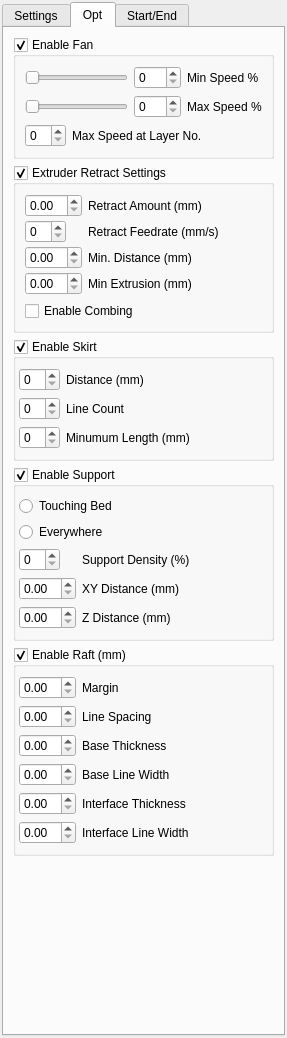
Above: Slicer.ui from cblt2l/FreeCAD-CuraEngine-Plugin before the change. Below: the same form after it.
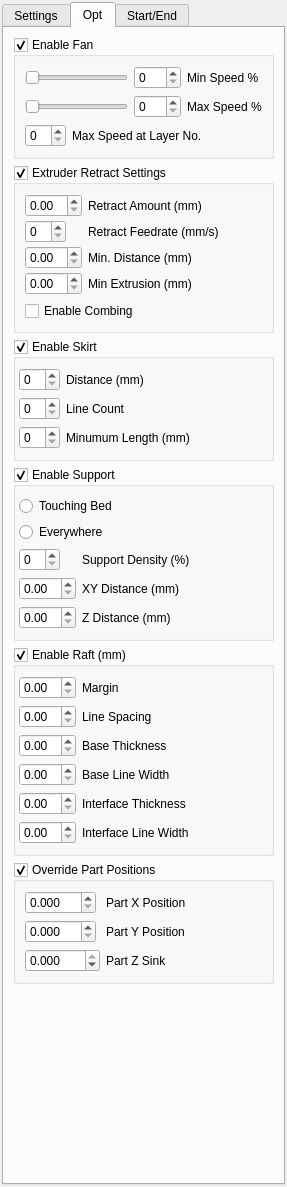
That is the form after the change. The open tabs and pages were chosen to show the change.

Commit message: Slicerpanel now uses the placement of the part(s) for the X,Y&Z gcode positions. The X, Y, & Z Spin boxes on the form are now overrides for the part position. If you enable them, the actual positions will be ignored and the specified values will be used instead.

The edit to the form file:
```diff
--- a/Slicer.ui
+++ b/Slicer.ui
@@ -7,7 +7,7 @@
     <x>0</x>
     <y>0</y>
     <width>287</width>
-    <height>1038</height>
+    <height>1187</height>
    </rect>
   </property>
   <property name="windowTitle">
@@ -909,6 +909,79 @@
          </layout>
         </widget>
        </item>
+       <item>
+        <widget class="QGroupBox" name="Group_5_OPP">
+         <property name="title">
+          <string>Override Part Positions</string>
+         </property>
+         <property name="checkable">
+          <bool>true</bool>
+         </property>
+         <property name="checked">
+          <bool>true</bool>
+         </property>
+         <layout class="QVBoxLayout" name="verticalLayout_18">
+          <item>
+           <layout class="QFormLayout" name="Form_5_OPP">
+            <item row="0" column="0">
+             <widget class="QDoubleSpinBox" name="input_1_POSX">
+              <property name="decimals">
+               <number>3</number>
+              </property>
+              <property name="maximum">
+               <double>999.000000000000000</double>
+              </property>
+             </widget>
+            </item>
+            <item row="0" column="1">
+             <widget class="QLabel" name="label_1_POSX">
+              <property name="text">
+               <string>Part X Position</string>
+              </property>
+             </widget>
+            </item>
+            <item row="1" column="0">
+             <widget class="QDoubleSpinBox" name="input_2_POSY">
+              <property name="decimals">
+               <number>3</number>
+              </property>
+              <property name="maximum">
+               <double>999.000000000000000</double>
+              </property>
+             </widget>
+            </item>
+            <item row="1" column="1">
+             <widget class="QLabel" name="label_2_POSY">
+              <property name="text">
+               <string>Part Y Position</string>
+              </property>
+             </widget>
+            </item>
+            <item row="2" column="0">
+             <widget class="QDoubleSpinBox" name="input_3_POSZ">
+              <property name="decimals">
+               <number>3</number>
+              </property>
+              <property name="minimum">
+               <double>-999.000000000000000</double>
+              </property>
+              <property name="maximum">
+               <double>0.000000000000000</double>
+              </property>
+             </widget>
+            </item>
+            <item row="2" column="1">
+             <widget class="QLabel" name="label_3_POSZ">
+              <property name="text">
+               <string>Part Z Sink</string>
+              </property>
+             </widget>
+            </item>
+           </layout>
+          </item>
+         </layout>
+        </widget>
+       </item>
        <item>
         <spacer name="verticalSpacer">
          <property name="orientation">
```
Left out of the diff: 98 changed lines with no effect on the pictures. The commit also changes 2 other files.
